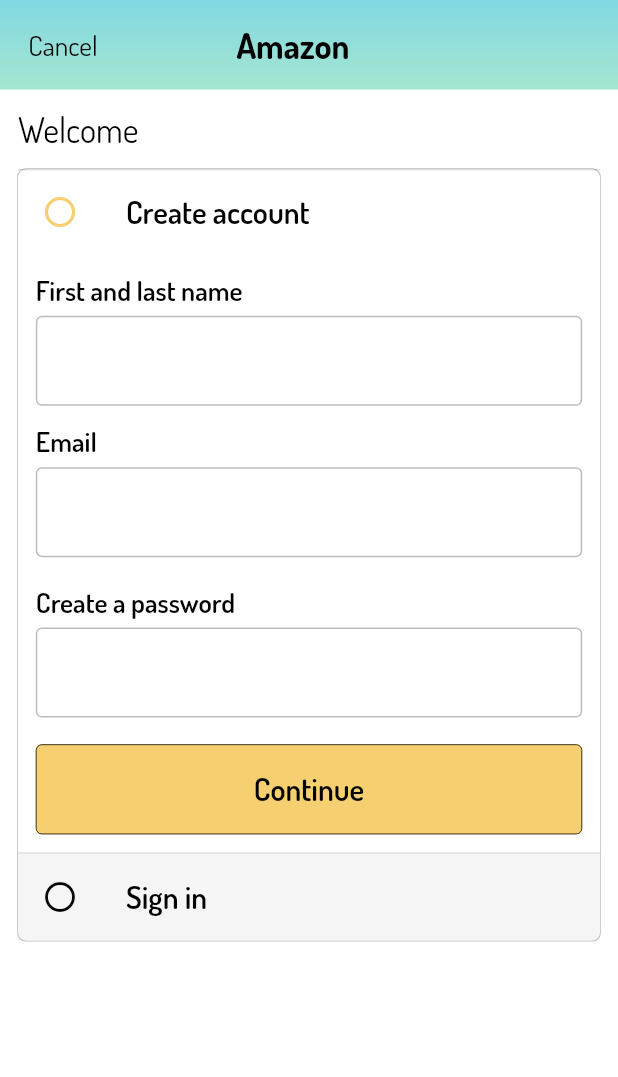
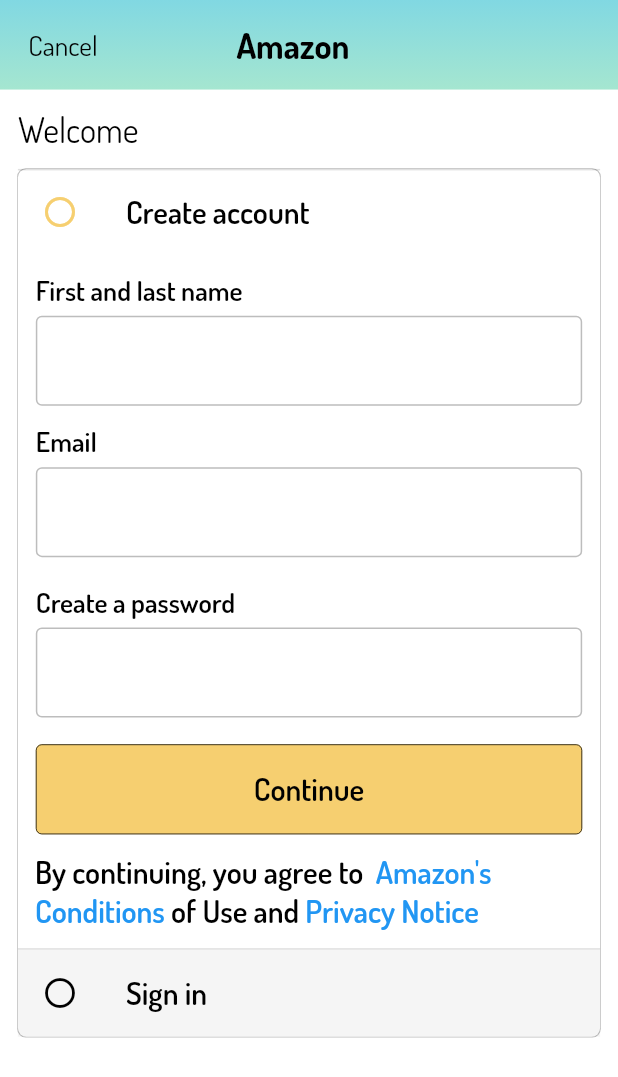
Before and after one commit to alaa747474/amazon-clone, a Flutter app: the SignInScreen screen opened by its route, after a tap on "Create account", on a phone screen of 412 x 824 dp. Shown: the top 1077 px of the screen. Run offline on Flutter 3.47's test engine with Material 2 defaults, Android fonts, the phone set to English and light mode, and no system bars; our stand-ins replace bloc, cloud_firestore, firebase_auth, firebase_core, flutter_bloc, flutter_native_splash and 1 more; accounts and stored records are empty; network calls fail.

Commit message:
amazon clone

```diff
--- /dev/null
+++ b/lib/features/auth/business_logic/create_account_cubit/create_account_state.dart
@@ -0,0 +1,6 @@
+part of 'create_account_cubit.dart';
+
+@immutable
+abstract class CreateAccountState {}
+
+class CreateAccountInitial extends CreateAccountState {}
--- /dev/null
+++ b/lib/features/auth/business_logic/sign_in_cubit/sign_in_state.dart
@@ -0,0 +1,6 @@
+part of 'sign_in_cubit.dart';
+
+@immutable
+abstract class SignInState {}
+
+class SignInInitial extends SignInState {}
--- /dev/null
+++ b/lib/features/auth/data/repository/base_create_account_repository.dart
@@ -0,0 +1,6 @@
+import 'package:flutter_amazon_app/features/auth/data/model/user.dart';
+
+abstract class BaseCreateAccountRepository{
+  Future <void> createAccount({required UserModel userModel});
+
+}
--- /dev/null
+++ b/lib/features/auth/data/repository/base_sign_in_repository.dart
@@ -0,0 +1,5 @@
+import 'package:flutter_amazon_app/features/auth/data/model/user.dart';
+
+abstract class BaseSignInRepository{
+  Future <void> signIn(UserModel userModel);
+}
--- a/lib/features/auth/presentation/widgets/custom_expansion_tile.dart
+++ b/lib/features/auth/presentation/widgets/custom_expansion_tile.dart
@@ -32,7 +32,20 @@
             child: SingleChildScrollView(
               child: child,
             ),
+          ),
+          Padding(
+            padding:  EdgeInsets.only(left: 10.w,right: 10.w,bottom: 10.h),
+            child: RichText(text: TextSpan(
+              text: '',
+              children: [
+                TextSpan(text: 'By continuing, you agree to ',style: Theme.of(context).textTheme.headline3,),
+                TextSpan(text: ' Amazon\'s Conditions',style: Theme.of(context).textTheme.headline3!.copyWith(color: Colors.blue),),
+                TextSpan(text: ' of Use and',style: Theme.of(context).textTheme.headline3),
+                TextSpan(text: ' Privacy Notice',style: Theme.of(context).textTheme.headline3!.copyWith(color: Colors.blue),),
+              ]
+            )),
           )
+
         ]);
   }
 }
```
Also changed, not shown: lib/features/auth/business_logic/create_account_cubit/create_account_cubit.dart (added, +8 -0 lines), lib/features/auth/business_logic/sign_in_cubit/sign_in_cubit.dart (added, +8 -0 lines), lib/features/auth/data/model/user.dart (added, +28 -0 lines), lib/features/auth/data/repository/create_account_repository.dart (added, +17 -0 lines), lib/features/auth/data/repository/sign_in_repository.dart (added, +14 -0 lines), lib/features/auth/presentation/screens/sign_in_screen.dart (+12 -7 lines).
